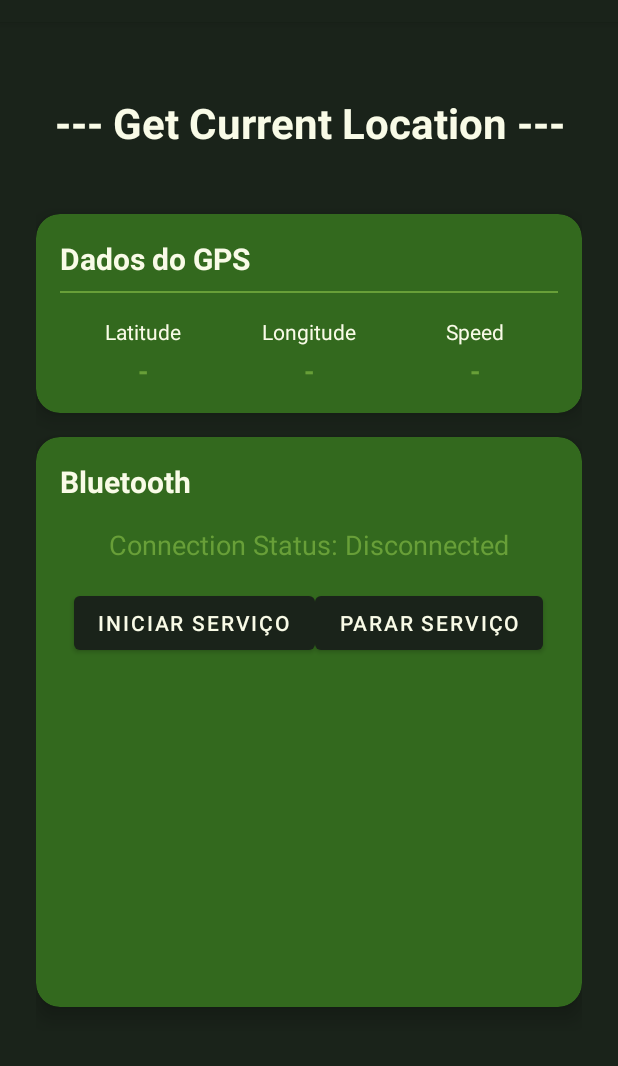
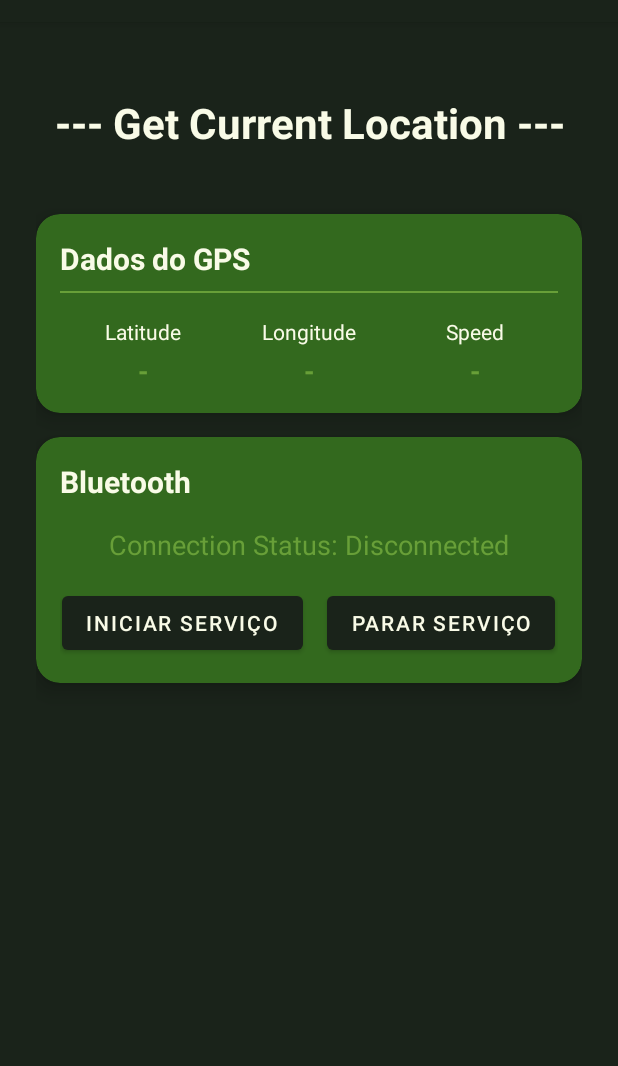
Before and after one commit to luisciaramicoli/Android-GPS-Bluetooth-Communication-with-ESP32, an Android app: the screen it shows after launch (MainActivity), on a phone screen of 412 x 824 dp, the part 62-1128 px from its top. Run offline under Robolectric (Android 15) with nearby library versions, the light colour scheme and no system bars.

Commit message:
update app

```diff
--- a/app/src/main/res/layout/activity_main.xml
+++ b/app/src/main/res/layout/activity_main.xml
@@ -181,12 +181,14 @@
                         android:id="@+id/btn_start_service"
                         android:layout_width="wrap_content"
                         android:layout_height="wrap_content"
+                        android:layout_marginEnd="8dp"
                         android:text="Iniciar Serviço" />
 
                     <Button
                         android:id="@+id/btn_stop_service"
                         android:layout_width="wrap_content"
                         android:layout_height="wrap_content"
+                        android:layout_marginStart="8dp"
                         android:text="Parar Serviço" />
                 </LinearLayout>
 
@@ -195,6 +197,7 @@
                     android:layout_width="match_parent"
                     android:layout_height="200dp"
                     android:layout_marginTop="16dp"
+                    android:visibility="gone"
                     android:padding="8dp" />
 
             </LinearLayout>
```
Also changed, not shown: app/src/main/java/com/andreseptian/realtimegpsdata/LocationBluetoothService.kt (+9 -6 lines).
